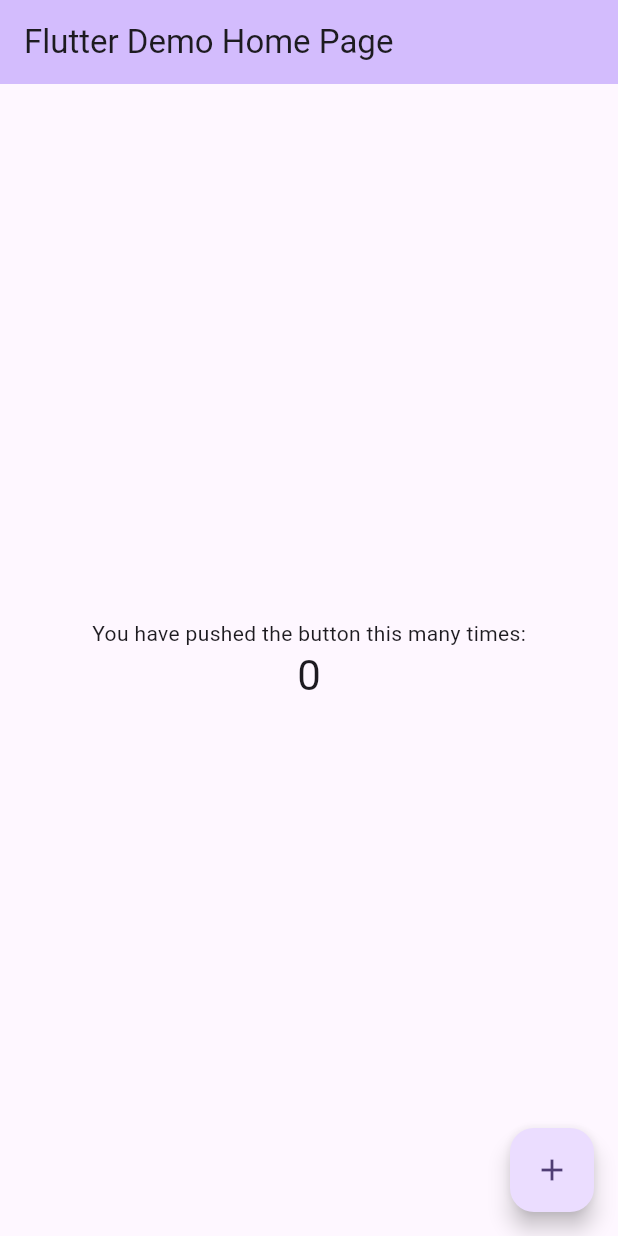
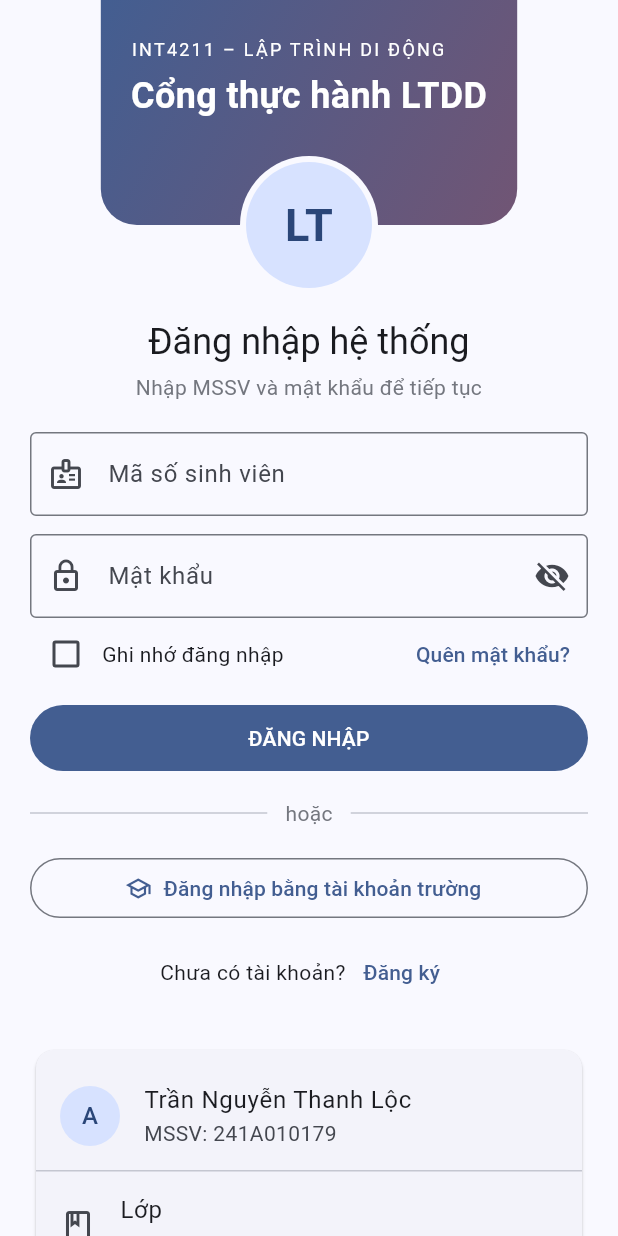
Before and after one commit to TranLoc246/f2_layout, a Flutter app: the screen it shows after launch, on a phone screen of 412 x 824 dp. Run offline on Flutter 3.47's test engine with Material 3 defaults, Android fonts, the light colour scheme and no system bars.

Commit message:
Giao dien dang nhap va card sinh vien theo file F2

```diff
--- a/lib/main.dart
+++ b/lib/main.dart
@@ -1,121 +1,306 @@
 import 'package:flutter/material.dart';
 
-void main() {
-  runApp(const MyApp());
-}
+void main() => runApp(const MyApp());
 
 class MyApp extends StatelessWidget {
   const MyApp({super.key});
 
-  // This widget is the root of your application.
   @override
   Widget build(BuildContext context) {
     return MaterialApp(
-      title: 'Flutter Demo',
+      title: 'F2_241A010179', // TODO: Thay bằng MSSV của bạn
+      debugShowCheckedModeBanner: false,
       theme: ThemeData(
-        // This is the theme of your application.
-        //
-        // TRY THIS: Try running your application with "flutter run". You'll see
-        // the application has a purple toolbar. Then, without quitting the app,
-        // try changing the seedColor in the colorScheme below to Colors.green
-        // and then invoke "hot reload" (save your changes or press the "hot
-        // reload" button in a Flutter-supported IDE, or press "r" if you used
-        // the command line to start the app).
-        //
-        // Notice that the counter didn't reset back to zero; the application
-        // state is not lost during the reload. To reset the state, use hot
-        // restart instead.
-        //
-        // This works for code too, not just values: Most code changes can be
-        // tested with just a hot reload.
-        colorScheme: .fromSeed(seedColor: Colors.deepPurple),
+        colorScheme: ColorScheme.fromSeed(seedColor: const Color(0xFF0468D7)),
+        inputDecorationTheme: const InputDecorationTheme(
+          border: OutlineInputBorder(),
+        ),
       ),
-      home: const MyHomePage(title: 'Flutter Demo Home Page'),
+      home: const LoginPage(),
     );
   }
 }
 
-class MyHomePage extends StatefulWidget {
-  const MyHomePage({super.key, required this.title});
-
-  // This widget is the home page of your application. It is stateful, meaning
-  // that it has a State object (defined below) that contains fields that affect
-  // how it looks.
-
-  // This class is the configuration for the state. It holds the values (in this
-  // case the title) provided by the parent (in this case the App widget) and
-  // used by the build method of the State. Fields in a Widget subclass are
-  // always marked "final".
-
-  final String title;
+class LoginPage extends StatefulWidget {
+  const LoginPage({super.key});
 
   @override
-  State<MyHomePage> createState() => _MyHomePageState();
+  State<LoginPage> createState() => _LoginPageState();
 }
 
-class _MyHomePageState extends State<MyHomePage> {
-  int _counter = 0;
-
-  void _incrementCounter() {
-    setState(() {
-      // This call to setState tells the Flutter framework that something has
-      // changed in this State, which causes it to rerun the build method below
-      // so that the display can reflect the updated values. If we changed
-      // _counter without calling setState(), then the build method would not be
-      // called again, and so nothing would appear to happen.
-      _counter++;
-    });
-  }
+class _LoginPageState extends State<LoginPage> {
+  bool _ghiNho = false;
+  bool _anMatKhau = true;
 
   @override
   Widget build(BuildContext context) {
-    // This method is rerun every time setState is called, for instance as done
-    // by the _incrementCounter method above.
-    //
-    // The Flutter framework has been optimized to make rerunning build methods
-    // fast, so that you can just rebuild anything that needs updating rather
-    // than having to individually change instances of widgets.
     return Scaffold(
-      appBar: AppBar(
-        // TRY THIS: Try changing the color here to a specific color (to
-        // Colors.amber, perhaps?) and trigger a hot reload to see the AppBar
-        // change color while the other colors stay the same.
-        backgroundColor: Theme.of(context).colorScheme.inversePrimary,
-        // Here we take the value from the MyHomePage object that was created by
-        // the App.build method, and use it to set our appbar title.
-        title: Text(widget.title),
+      body: SafeArea(
+        child: SingleChildScrollView(
+          child: Column(
+            children: [
+              const HeaderBanner(),
+              const SizedBox(height: 16),
+              Padding(
+                padding: const EdgeInsets.symmetric(horizontal: 20),
+                child: LayoutBuilder(
+                  builder: (context, constraints) {
+                    final manHinhRong = constraints.maxWidth >= 700;
+                    if (!manHinhRong) {
+                      return Column(
+                        children: [
+                          _buildForm(context),
+                          const SizedBox(height: 24),
+                          const ProfileCard(),
+                        ],
+                      );
+                    }
+                    return Row(
+                      crossAxisAlignment: CrossAxisAlignment.start,
+                      children: [
+                        Expanded(flex: 3, child: _buildForm(context)),
+                        const SizedBox(width: 24),
+                        const Expanded(flex: 2, child: ProfileCard()),
+                      ],
+                    );
+                  },
+                ),
+              ),
+              const SizedBox(height: 32),
+            ],
+          ),
+        ),
       ),
-      body: Center(
-        // Center is a layout widget. It takes a single child and positions it
-        // in the middle of the parent.
+    );
+  }
+
+  Widget _buildForm(BuildContext context) {
+    final textTheme = Theme.of(context).textTheme;
+    final scheme = Theme.of(context).colorScheme;
+
+    return Column(
+      crossAxisAlignment: CrossAxisAlignment.stretch,
+      children: [
+        Text(
+          'Đăng nhập hệ thống',
+          style: textTheme.headlineSmall,
+          textAlign: TextAlign.center,
+        ),
+        const SizedBox(height: 4),
+        Text(
+          'Nhập MSSV và mật khẩu để tiếp tục',
+          style: textTheme.bodyMedium?.copyWith(color: scheme.outline),
+          textAlign: TextAlign.center,
+        ),
+        const SizedBox(height: 20),
+        const TextField(
+          decoration: InputDecoration(
+            labelText: 'Mã số sinh viên',
+            prefixIcon: Icon(Icons.badge_outlined),
+          ),
+        ),
+        const SizedBox(height: 12),
+        TextField(
+          obscureText: _anMatKhau,
+          decoration: InputDecoration(
+            labelText: 'Mật khẩu',
+            prefixIcon: const Icon(Icons.lock_outline),
+            suffixIcon: IconButton(
+              icon: Icon(_anMatKhau ? Icons.visibility_off : Icons.visibility),
+              onPressed: () => setState(() => _anMatKhau = !_anMatKhau),
+            ),
+          ),
+        ),
+        Row(
+          children: [
+            Checkbox(
+              value: _ghiNho,
+              onChanged: (v) => setState(() => _ghiNho = v ?? false),
+            ),
+            const Text('Ghi nhớ đăng nhập'),
+            const Spacer(),
+            TextButton(onPressed: () {}, child: const Text('Quên mật khẩu?')),
+          ],
+        ),
+        const SizedBox(height: 8),
+        FilledButton(
+          onPressed: () {
+            ScaffoldMessenger.of(context).showSnackBar(
+              const SnackBar(content: Text('Đăng nhập (mô phỏng) thành công')),
+            );
+          },
+          child: const Padding(
+            padding: EdgeInsets.symmetric(vertical: 12),
+            child: Text('ĐĂNG NHẬP'),
+          ),
+        ),
+        const SizedBox(height: 16),
+        Row(
+          children: [
+            const Expanded(child: Divider()),
+            Padding(
+              padding: const EdgeInsets.symmetric(horizontal: 12),
+              child: Text('hoặc', style: TextStyle(color: scheme.outline)),
+            ),
+            const Expanded(child: Divider()),
+          ],
+        ),
+        const SizedBox(height: 16),
+        OutlinedButton.icon(
+          onPressed: () {},
+          icon: const Icon(Icons.school_outlined),
+          label: const Text('Đăng nhập bằng tài khoản trường'),
+        ),
+        const SizedBox(height: 8),
+        Row(
+          mainAxisAlignment: MainAxisAlignment.center,
+          children: [
+            const Text('Chưa có tài khoản?'),
+            TextButton(onPressed: () {}, child: const Text('Đăng ký')),
+          ],
+        ),
+      ],
+    );
+  }
+}
+
+class HeaderBanner extends StatelessWidget {
+  const HeaderBanner({super.key});
+
+  @override
+  Widget build(BuildContext context) {
+    final scheme = Theme.of(context).colorScheme;
+
+    return SizedBox(
+      height: 196,
+      child: Stack(
+        children: [
+          Container(
+            height: 150,
+            decoration: BoxDecoration(
+              gradient: LinearGradient(
+                colors: [scheme.primary, scheme.tertiary],
+                begin: Alignment.topLeft,
+                end: Alignment.bottomRight,
+              ),
+              borderRadius: const BorderRadius.vertical(bottom: Radius.circular(24)),
+            ),
+            padding: const EdgeInsets.fromLTRB(20, 24, 20, 20),
+            child: Column(
+              crossAxisAlignment: CrossAxisAlignment.start,
+              children: [
+                Text(
+                  'INT4211 – LẬP TRÌNH DI ĐỘNG',
+                  style: TextStyle(color: scheme.onPrimary, fontSize: 12, letterSpacing: 1.5),
+                ),
+                const SizedBox(height: 6),
+                Text(
+                  'Cổng thực hành LTDD',
+                  style: TextStyle(
+                    color: scheme.onPrimary,
+                    fontSize: 24,
+                    fontWeight: FontWeight.bold,
+                  ),
+                ),
+              ],
+            ),
+          ),
+          Positioned(
+            left: 0,
+            right: 0,
+            bottom: 0,
+            child: Center(
+              child: CircleAvatar(
+                radius: 46,
+                backgroundColor: scheme.surface,
+                child: CircleAvatar(
+                  radius: 42,
+                  backgroundColor: scheme.primaryContainer,
+                  child: Text(
+                    'LT',
+                    style: TextStyle(
+                      fontSize: 30,
+                      fontWeight: FontWeight.bold,
+                      color: scheme.onPrimaryContainer,
+                    ),
+                  ),
+                ),
+              ),
+            ),
+          ),
+        ],
+      ),
+    );
+  }
+}
+
+class ProfileCard extends StatelessWidget {
+  const ProfileCard({super.key});
+
+  @override
+  Widget build(BuildContext context) {
+    return Card(
+      child: Padding(
+        padding: const EdgeInsets.symmetric(vertical: 8),
         child: Column(
-          // Column is also a layout widget. It takes a list of children and
-          // arranges them vertically. By default, it sizes itself to fit its
-          // children horizontally, and tries to be as tall as its parent.
-          //
-          // Column has various properties to control how it sizes itself and
-          // how it positions its children. Here we use mainAxisAlignment to
-          // center the children vertically; the main axis here is the vertical
-          // axis because Columns are vertical (the cross axis would be
-          // horizontal).
-          //
-          // TRY THIS: Invoke "debug painting" (choose the "Toggle Debug Paint"
-          // action in the IDE, or press "p" in the console), to see the
-          // wireframe for each widget.
-          mainAxisAlignment: .center,
+          mainAxisSize: MainAxisSize.min,
           children: [
-            const Text('You have pushed the button this many times:'),
-            Text(
-              '$_counter',
-              style: Theme.of(context).textTheme.headlineMedium,
+            const ListTile(
+              leading: CircleAvatar(child: Text('A')),
+              title: Text('Trần Nguyễn Thanh Lộc'), // TODO: Thay bằng Tên của bạn
+              subtitle: Text('MSSV: 241A010179'), // TODO: Thay bằng MSSV
+            ),
+            const Divider(height: 1),
+            const ListTile(
+              leading: Icon(Icons.class_outlined),
+              title: Text('Lớp'),
+              subtitle: Text('CNTT – LTDD'),
+            ),
+            const ListTile(
+              leading: Icon(Icons.mail_outline),
+              title: Text('Email'),
+              subtitle: Text('Loc241A010179@vhu.edu.vn'), // TODO: Thay bằng Email
+            ),
+            Padding(
+              padding: const EdgeInsets.fromLTRB(16, 8, 16, 12),
+              child: Row(
+                children: const [
+                  Expanded(child: _StatBox(label: 'Lab đã nộp', value: '1')),
+                  SizedBox(width: 12),
+                  Expanded(child: _StatBox(label: 'Điểm TB lab', value: '8.5')),
+                ],
+              ),
             ),
           ],
         ),
       ),
-      floatingActionButton: FloatingActionButton(
-        onPressed: _incrementCounter,
-        tooltip: 'Increment',
-        child: const Icon(Icons.add),
+    );
+  }
+}
+
+class _StatBox extends StatelessWidget {
+  const _StatBox({required this.label, required this.value});
+
+  final String label;
+  final String value;
+
+  @override
+  Widget build(BuildContext context) {
+    final scheme = Theme.of(context).colorScheme;
+    return Container(
+      padding: const EdgeInsets.symmetric(vertical: 12),
+      decoration: BoxDecoration(
+        color: scheme.surfaceContainerHighest,
+        borderRadius: BorderRadius.circular(12),
+      ),
+      child: Column(
+        children: [
+          Text(
+            value,
+            style: TextStyle(fontSize: 20, fontWeight: FontWeight.bold, color: scheme.primary),
+          ),
+          Text(label, style: TextStyle(fontSize: 12, color: scheme.outline)),
+        ],
       ),
     );
   }
```
